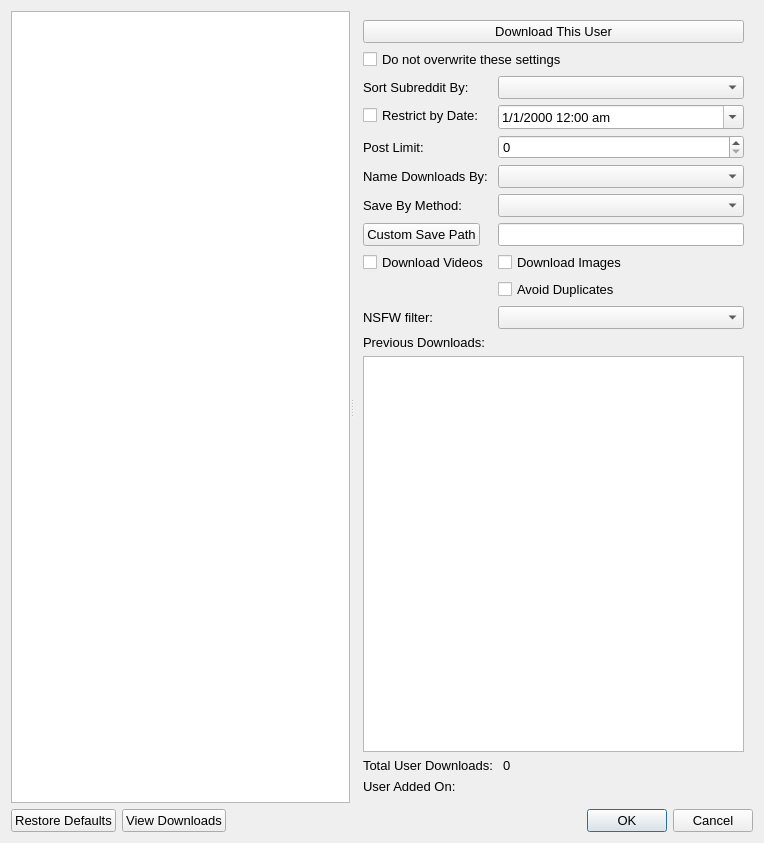
This is DownloaderForReddit/GUI_Resources/RedditObjectSettingsDialog.ui in MalloyDelacroix/DownloaderForReddit as Qt 5 draws it before an edit. The edited form follows.
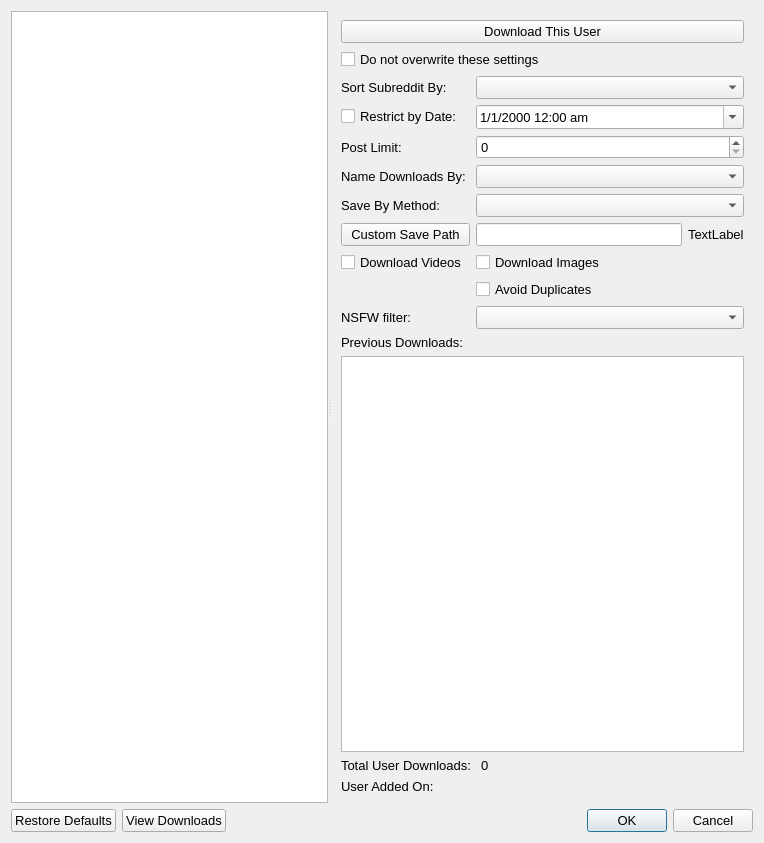
This is the edited form. Icons and pictures are not drawn.

Commit message: Fix save path issues with individual reddit objects and change the way custom save paths are displayed and modified.

Diff of the .ui file:
```diff
--- a/DownloaderForReddit/GUI_Resources/RedditObjectSettingsDialog.ui
+++ b/DownloaderForReddit/GUI_Resources/RedditObjectSettingsDialog.ui
@@ -50,155 +50,6 @@
       </property>
       <widget class="QWidget" name="page">
        <layout class="QGridLayout" name="gridLayout_4">
-        <item row="1" column="0">
-         <layout class="QFormLayout" name="formLayout">
-          <property name="sizeConstraint">
-           <enum>QLayout::SetMaximumSize</enum>
-          </property>
-          <property name="fieldGrowthPolicy">
-           <enum>QFormLayout::AllNonFixedFieldsGrow</enum>
-          </property>
-          <item row="1" column="1">
-           <widget class="QDateTimeEdit" name="date_limit_edit">
-            <property name="toolTip">
-             <string>&lt;html&gt;&lt;head/&gt;&lt;body&gt;&lt;p&gt;&lt;span style=&quot; font-size:10pt;&quot;&gt;The date and time (time is in 24 hour format) to restrict downloads to&lt;/span&gt;&lt;/p&gt;&lt;/body&gt;&lt;/html&gt;</string>
-            </property>
-            <property name="displayFormat">
-             <string>M/d/yyyy hh:mm ap</string>
-            </property>
-            <property name="calendarPopup">
-             <bool>true</bool>
-            </property>
-            <property name="timeSpec">
-             <enum>Qt::LocalTime</enum>
-            </property>
-           </widget>
-          </item>
-          <item row="3" column="0">
-           <widget class="QLabel" name="label_2">
-            <property name="text">
-             <string>Name Downloads By: </string>
-            </property>
-           </widget>
-          </item>
-          <item row="3" column="1">
-           <widget class="QComboBox" name="name_downloads_combo"/>
-          </item>
-          <item row="7" column="1">
-           <widget class="QCheckBox" name="avoid_duplicates_checkbox">
-            <property name="text">
-             <string>Avoid Duplicates</string>
-            </property>
-           </widget>
-          </item>
-          <item row="5" column="0">
-           <widget class="QPushButton" name="custom_save_path_dialog">
-            <property name="text">
-             <string>Custom Save Path</string>
-            </property>
-           </widget>
-          </item>
-          <item row="5" column="1">
-           <widget class="QLineEdit" name="custom_save_path_line_edit"/>
-          </item>
-          <item row="6" column="0">
-           <widget class="QCheckBox" name="download_videos_checkbox">
-            <property name="text">
-             <string>Download Videos</string>
-            </property>
-           </widget>
-          </item>
-          <item row="6" column="1">
-           <widget class="QCheckBox" name="download_images_checkbox">
-            <property name="text">
-             <string>Download Images</string>
-            </property>
-           </widget>
-          </item>
-          <item row="1" column="0">
-           <widget class="QCheckBox" name="restrict_date_checkbox">
-            <property name="text">
-             <string>Restrict by Date:</string>
-            </property>
-           </widget>
-          </item>
-          <item row="2" column="0">
-           <widget class="QLabel" name="label">
-            <property name="text">
-             <string>Post Limit:</string>
-            </property>
-           </widget>
-          </item>
-          <item row="2" column="1">
-           <widget class="QSpinBox" name="post_limit_spinbox">
-            <property name="accelerated">
-             <bool>true</bool>
-            </property>
-            <property name="maximum">
-             <number>1000</number>
-            </property>
-           </widget>
-          </item>
-          <item row="0" column="0">
-           <widget class="QLabel" name="sub_sort_label">
-            <property name="text">
-             <string>Sort Subreddit By:</string>
-            </property>
-           </widget>
-          </item>
-          <item row="0" column="1">
-           <widget class="QComboBox" name="sub_sort_combo">
-            <property name="toolTip">
-             <string>&lt;html&gt;&lt;head/&gt;&lt;body&gt;&lt;p&gt;&lt;span style=&quot; font-size:10pt;&quot;&gt;This combo box is only considered if this subreddit is downloaded as a single download&lt;/span&gt;&lt;/p&gt;&lt;/body&gt;&lt;/html&gt;</string>
-            </property>
-           </widget>
-          </item>
-          <item row="4" column="0">
-           <widget class="QLabel" name="save_by_method_label">
-            <property name="text">
-             <string>Save By Method:</string>
-            </property>
-           </widget>
-          </item>
-          <item row="4" column="1">
-           <widget class="QComboBox" name="save_by_method_combo"/>
-          </item>
-          <item row="8" column="1">
-           <widget class="QComboBox" name="nsfw_filter_combo"/>
-          </item>
-          <item row="8" column="0">
-           <widget class="QLabel" name="nsfw_filter_label">
-            <property name="text">
-             <string>NSFW filter:</string>
-            </property>
-           </widget>
-          </item>
-         </layout>
-        </item>
-        <item row="0" column="0">
-         <layout class="QGridLayout" name="gridLayout_3">
-          <item row="0" column="0">
-           <widget class="QPushButton" name="download_object_button">
-            <property name="toolTip">
-             <string>&lt;html&gt;&lt;head/&gt;&lt;body&gt;&lt;p&gt;&lt;span style=&quot; font-size:10pt;&quot;&gt;Download this user only with the settings as they are in this dialog&lt;/span&gt;&lt;/p&gt;&lt;/body&gt;&lt;/html&gt;</string>
-            </property>
-            <property name="text">
-             <string>Download This User</string>
-            </property>
-           </widget>
-          </item>
-          <item row="1" column="0">
-           <widget class="QCheckBox" name="do_not_edit_checkbox">
-            <property name="toolTip">
-             <string>&lt;html&gt;&lt;head/&gt;&lt;body&gt;&lt;p&gt;&lt;span style=&quot; font-size:10pt;&quot;&gt;If checked the changes made in this dialog will not be overwritten by the program when it is run.  The user date limit, avoid duplicates , and download naming method will all remain as they are when this dialog is saved.  The previous downloads will continue to be added to.&lt;/span&gt;&lt;/p&gt;&lt;/body&gt;&lt;/html&gt;</string>
-            </property>
-            <property name="text">
-             <string>Do not overwrite these settings</string>
-            </property>
-           </widget>
-          </item>
-         </layout>
-        </item>
         <item row="2" column="0" rowspan="2">
          <layout class="QGridLayout" name="gridLayout_2">
           <property name="sizeConstraint">
@@ -244,6 +95,159 @@
           </item>
          </layout>
         </item>
+        <item row="0" column="0">
+         <layout class="QGridLayout" name="gridLayout_3">
+          <item row="0" column="0">
+           <widget class="QPushButton" name="download_object_button">
+            <property name="toolTip">
+             <string>&lt;html&gt;&lt;head/&gt;&lt;body&gt;&lt;p&gt;&lt;span style=&quot; font-size:10pt;&quot;&gt;Download this user only with the settings as they are in this dialog&lt;/span&gt;&lt;/p&gt;&lt;/body&gt;&lt;/html&gt;</string>
+            </property>
+            <property name="text">
+             <string>Download This User</string>
+            </property>
+           </widget>
+          </item>
+          <item row="1" column="0">
+           <widget class="QCheckBox" name="do_not_edit_checkbox">
+            <property name="toolTip">
+             <string>&lt;html&gt;&lt;head/&gt;&lt;body&gt;&lt;p&gt;&lt;span style=&quot; font-size:10pt;&quot;&gt;If checked the changes made in this dialog will not be overwritten by the program when it is run.  The user date limit, avoid duplicates , and download naming method will all remain as they are when this dialog is saved.  The previous downloads will continue to be added to.&lt;/span&gt;&lt;/p&gt;&lt;/body&gt;&lt;/html&gt;</string>
+            </property>
+            <property name="text">
+             <string>Do not overwrite these settings</string>
+            </property>
+           </widget>
+          </item>
+         </layout>
+        </item>
+        <item row="1" column="0">
+         <layout class="QGridLayout" name="gridLayout_5">
+          <property name="sizeConstraint">
+           <enum>QLayout::SetMaximumSize</enum>
+          </property>
+          <item row="9" column="0">
+           <widget class="QLabel" name="nsfw_filter_label">
+            <property name="text">
+             <string>NSFW filter:</string>
+            </property>
+           </widget>
+          </item>
+          <item row="0" column="0">
+           <widget class="QLabel" name="sub_sort_label">
+            <property name="text">
+             <string>Sort Subreddit By:</string>
+            </property>
+           </widget>
+          </item>
+          <item row="2" column="0">
+           <widget class="QLabel" name="label">
+            <property name="text">
+             <string>Post Limit:</string>
+            </property>
+           </widget>
+          </item>
+          <item row="1" column="0">
+           <widget class="QCheckBox" name="restrict_date_checkbox">
+            <property name="text">
+             <string>Restrict by Date:</string>
+            </property>
+           </widget>
+          </item>
+          <item row="4" column="0">
+           <widget class="QLabel" name="save_by_method_label">
+            <property name="text">
+             <string>Save By Method:</string>
+            </property>
+           </widget>
+          </item>
+          <item row="5" column="1">
+           <widget class="QLineEdit" name="custom_save_path_line_edit"/>
+          </item>
+          <item row="3" column="0">
+           <widget class="QLabel" name="label_2">
+            <property name="text">
+             <string>Name Downloads By: </string>
+            </property>
+           </widget>
+          </item>
+          <item row="5" column="0">
+           <widget class="QPushButton" name="custom_save_path_dialog">
+            <property name="text">
+             <string>Custom Save Path</string>
+            </property>
+           </widget>
+          </item>
+          <item row="7" column="0">
+           <widget class="QCheckBox" name="download_videos_checkbox">
+            <property name="text">
+             <string>Download Videos</string>
+            </property>
+           </widget>
+          </item>
+          <item row="5" column="2">
+           <widget class="QLabel" name="save_path_name_label">
+            <property name="text">
+             <string>TextLabel</string>
+            </property>
+           </widget>
+          </item>
+          <item row="4" column="1" colspan="2">
+           <widget class="QComboBox" name="save_by_method_combo"/>
+          </item>
+          <item row="3" column="1" colspan="2">
+           <widget class="QComboBox" name="name_downloads_combo"/>
+          </item>
+          <item row="2" column="1" colspan="2">
+           <widget class="QSpinBox" name="post_limit_spinbox">
+            <property name="accelerated">
+             <bool>true</bool>
+            </property>
+            <property name="maximum">
+             <number>1000</number>
+            </property>
+           </widget>
+          </item>
+          <item row="1" column="1" colspan="2">
+           <widget class="QDateTimeEdit" name="date_limit_edit">
+            <property name="toolTip">
+             <string>&lt;html&gt;&lt;head/&gt;&lt;body&gt;&lt;p&gt;&lt;span style=&quot; font-size:10pt;&quot;&gt;The date and time (time is in 24 hour format) to restrict downloads to&lt;/span&gt;&lt;/p&gt;&lt;/body&gt;&lt;/html&gt;</string>
+            </property>
+            <property name="displayFormat">
+             <string>M/d/yyyy hh:mm ap</string>
+            </property>
+            <property name="calendarPopup">
+             <bool>true</bool>
+            </property>
+            <property name="timeSpec">
+             <enum>Qt::LocalTime</enum>
+            </property>
+           </widget>
+          </item>
+          <item row="0" column="1" colspan="2">
+           <widget class="QComboBox" name="sub_sort_combo">
+            <property name="toolTip">
+             <string>&lt;html&gt;&lt;head/&gt;&lt;body&gt;&lt;p&gt;&lt;span style=&quot; font-size:10pt;&quot;&gt;This combo box is only considered if this subreddit is downloaded as a single download&lt;/span&gt;&lt;/p&gt;&lt;/body&gt;&lt;/html&gt;</string>
+            </property>
+           </widget>
+          </item>
+          <item row="7" column="1" colspan="2">
+           <widget class="QCheckBox" name="download_images_checkbox">
+            <property name="text">
+             <string>Download Images</string>
+            </property>
+           </widget>
+          </item>
+          <item row="8" column="1" colspan="2">
+           <widget class="QCheckBox" name="avoid_duplicates_checkbox">
+            <property name="text">
+             <string>Avoid Duplicates</string>
+            </property>
+           </widget>
+          </item>
+          <item row="9" column="1" colspan="2">
+           <widget class="QComboBox" name="nsfw_filter_combo"/>
+          </item>
+         </layout>
+        </item>
        </layout>
       </widget>
       <widget class="QWidget" name="page_2">
```
Left out of the diff: 54 changed lines with no effect on the pictures. The commit also changes 6 other files.
